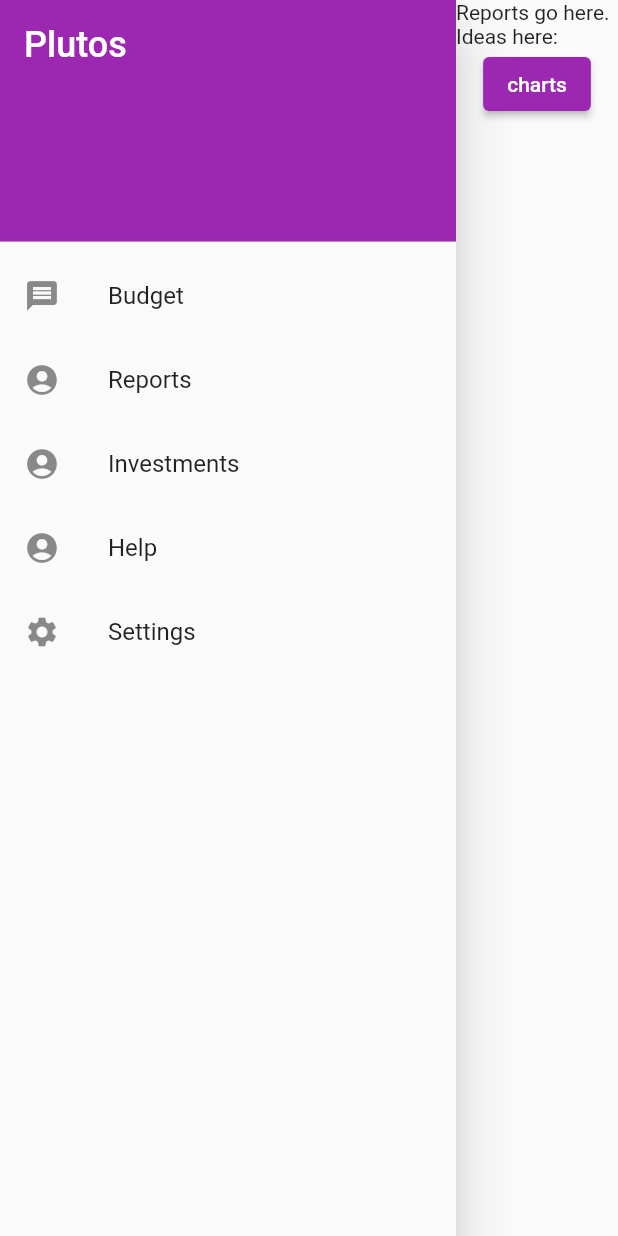
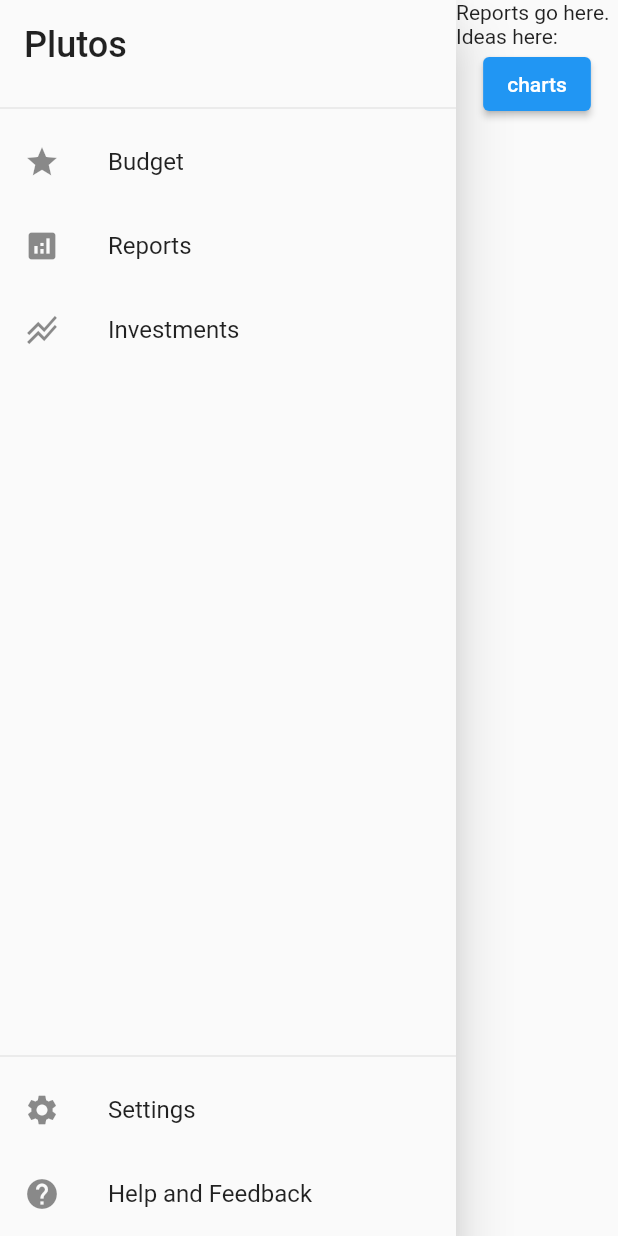
Before and after one commit to MikesGlitch/plutus, a Flutter app: the screen it shows after launch, after a tap on "Reports", on a phone screen of 412 x 824 dp. Run offline on Flutter 3.47's test engine with Material 2 defaults, Android fonts, the phone set to English and light mode, and no system bars.

Commit message:
small updates to ui

```diff
--- a/plutus/lib/main.dart
+++ b/plutus/lib/main.dart
@@ -13,9 +13,7 @@ class MyApp extends StatelessWidget {
     return MaterialApp(
       title: 'Budget app',
       debugShowCheckedModeBanner: false,
-      theme: ThemeData(
-        primarySwatch: Colors.purple,
-      ),
+      theme: ThemeData.light(),
       darkTheme: ThemeData.dark(),
       themeMode: ThemeMode.system,
       initialRoute: '/',
--- a/plutus/lib/src/screens/budget_screen.dart
+++ b/plutus/lib/src/screens/budget_screen.dart
@@ -11,14 +11,6 @@ class BudgetScreen extends StatefulWidget {
 }
 
 class _BudgetScreenState extends State<BudgetScreen> {
-  int _counter = 0;
-
-  void _incrementCounter() {
-    setState(() {
-      _counter++;
-    });
-  }
-
   @override
   Widget build(BuildContext context) {
     var months = ['January', 'February', 'March', 'April'];
@@ -39,7 +31,6 @@ class _BudgetScreenState extends State<BudgetScreen> {
           SideNav(),
           Expanded(
               child: Container(
-                  color: Colors.lightBlue,
                   child: Column(
             children: [
               Row(
@@ -54,21 +45,12 @@ class _BudgetScreenState extends State<BudgetScreen> {
                   Text(
                     'You have pushed the button this many times:',
                   ),
-                          Text(
-                            '$_counter',
-                            style: Theme.of(context).textTheme.headline4,
-                          ),
                 ],
               ),
             ],
           )))
         ],
       ),
-      floatingActionButton: FloatingActionButton(
-        onPressed: _incrementCounter,
-        tooltip: 'Increment',
-        child: Icon(Icons.add),
-      ),
     );
   }
 }
--- a/plutus/lib/wigets/side_nav.dart
+++ b/plutus/lib/wigets/side_nav.dart
@@ -1,6 +1,9 @@
 import 'package:flutter/material.dart';
 import 'package:plutus/src/screens/budget_screen.dart';
+import 'package:plutus/src/screens/help_screen.dart';
+import 'package:plutus/src/screens/investments_screen.dart';
 import 'package:plutus/src/screens/reports_screen.dart';
+import 'package:plutus/src/screens/settings_screen.dart';
 import 'package:plutus/src/utils/navigation.dart';
 
 class SideNav extends StatelessWidget {
@@ -9,67 +12,75 @@ class SideNav extends StatelessWidget {
   @override
   Widget build(BuildContext context) {
     return Drawer(
-      child: ListView(
-        padding: EdgeInsets.zero,
+      child: Column(
         children: <Widget>[
-          DrawerHeader(
-            decoration: BoxDecoration(
-              color: Colors.purple,
-            ),
+          Expanded(
+              child: ListView(children: <Widget>[
+            SizedBox(
+                height: 80.0,
+                child: DrawerHeader(
                   child: Text(
                     'Plutos',
                     style: TextStyle(
-                color: Colors.white,
                       fontSize: 24,
                     ),
                   ),
-          ),
+                )),
             ListTile(
-            leading: Icon(Icons.message),
+              leading: Icon(Icons.grade),
               title: Text('Budget'),
               onTap: () {
-              // change app state...
-              // Navigator.pushNamed(context, '/');
                 Navigator.of(context)
                     .push(navigateToScreenNoAnimation(BudgetScreen()));
                 // Navigator.pop(context); // close the drawer
               },
             ),
             ListTile(
-            leading: Icon(Icons.account_circle),
+              leading: Icon(Icons.analytics),
               title: Text('Reports'),
               onTap: () {
-              // change app state...
-              // Navigator.pushNamed(context, '/reports');
-
                 Navigator.of(context)
                     .push(navigateToScreenNoAnimation(ReportsScreen()));
                 // Navigator.pop(context); // close the drawer
               },
             ),
             ListTile(
-            leading: Icon(Icons.account_circle),
+                leading: Icon(Icons.stacked_line_chart),
                 title: Text('Investments'),
-          ),
-          ListTile(
-            leading: Icon(Icons.account_circle),
-            title: Text('Help'),
-          ),
+                onTap: () {
+                  Navigator.of(context)
+                      .push(navigateToScreenNoAnimation(InvestmentsScreen()));
+                }),
+          ])),
+          // This container holds the align
+          Container(
+              // This align moves the children to the bottom
+              child: Align(
+                  alignment: FractionalOffset.bottomCenter,
+                  // This container holds all the children that will be aligned
+                  // on the bottom and should not scroll with the above ListView
+                  child: Container(
+                      child: Column(
+                    children: <Widget>[
+                      Divider(),
                       ListTile(
                           leading: Icon(Icons.settings),
                           title: Text('Settings'),
-          ),
+                          onTap: () {
+                            Navigator.of(context).push(
+                                navigateToScreenNoAnimation(SettingsScreen()));
+                          }),
+                      ListTile(
+                          leading: Icon(Icons.help),
+                          title: Text('Help and Feedback'),
+                          onTap: () {
+                            Navigator.of(context).push(
+                                navigateToScreenNoAnimation(HelpScreen()));
+                          }),
+                    ],
+                  ))))
         ],
       ),
     );
   }
 }
-
-// // Nav goes here
-// ElevatedButton(
-//   child: Text('Launch screen'),
-//   onPressed: () {
-//     // Navigate to the second screen using a named route.
-//     Navigator.pushNamed(context, '/reports');
-//   },
-// ),
```
Also changed, not shown: plutus/lib/src/screens/help_screen.dart (added, +23 -0 lines), plutus/lib/src/screens/investments_screen.dart (added, +23 -0 lines), plutus/lib/src/screens/settings_screen.dart (added, +23 -0 lines). Lines whose indentation alone changed are shown as unchanged.
